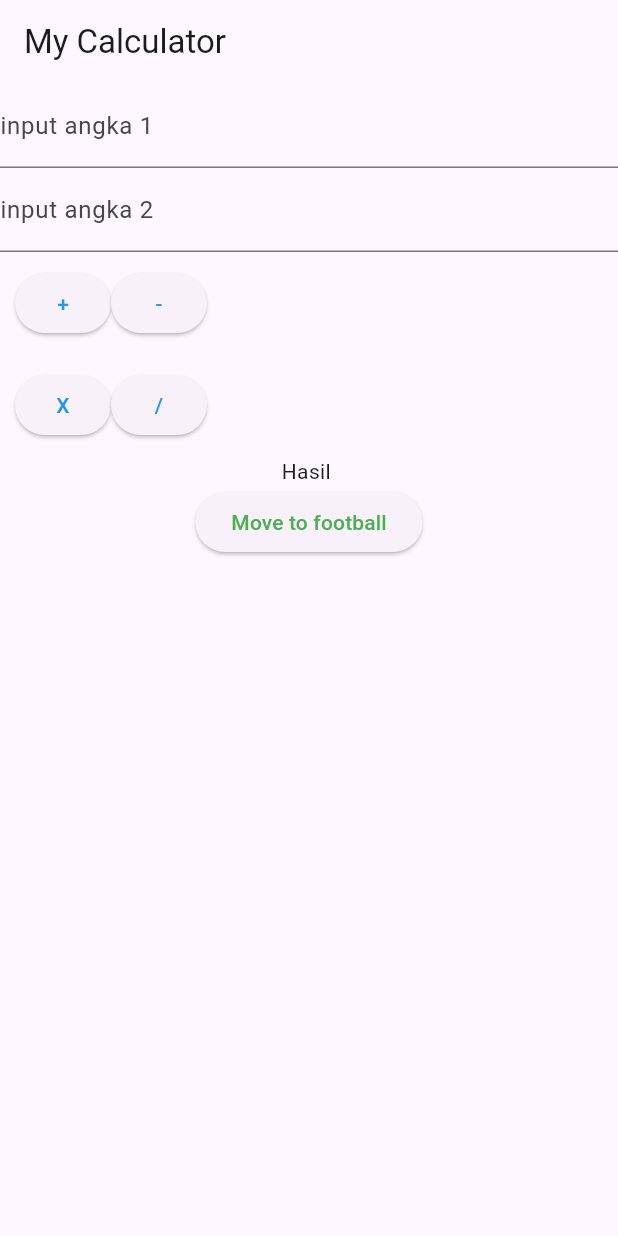
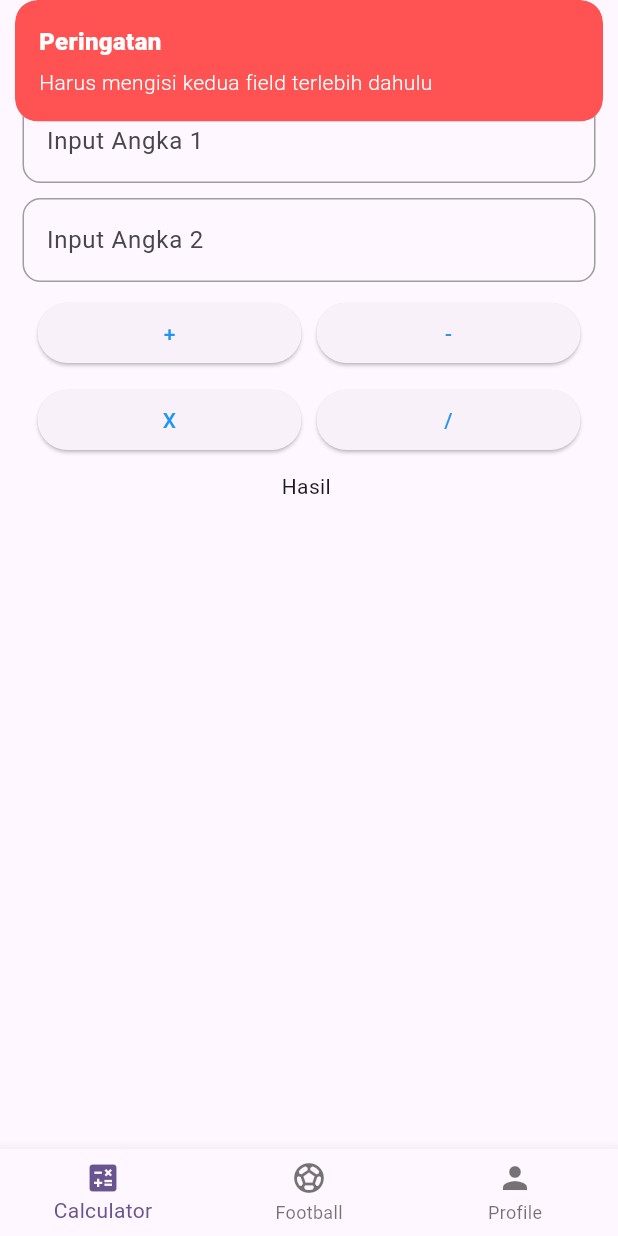
Before and after one commit to ZacksAryasatya/FlutterCalculator, a Flutter app: the screen it shows after launch, after a tap on an icon or button, on a phone screen of 412 x 824 dp. Run offline on Flutter 3.47's test engine with Material 3 defaults, Android fonts, the phone set to English and light mode, and no system bars; our stand-ins replace get.

Commit message:
nav bar commit

```diff
--- /dev/null
+++ b/lib/ReusableComponent/widget_tf_kalku.dart
@@ -0,0 +1,36 @@
+import 'package:flutter/material.dart';
+import 'package:flutter/services.dart';
+
+class TextFieldKalku extends StatelessWidget {
+  final TextEditingController textEditingController;
+  final String labelText;
+
+  const TextFieldKalku({
+    super.key,
+    required this.textEditingController,
+    required this.labelText,
+  });
+
+  @override
+  Widget build(BuildContext context) {
+    return TextField(
+      controller: textEditingController,
+      keyboardType: TextInputType.number,
+      inputFormatters: [FilteringTextInputFormatter.digitsOnly],
+      decoration: InputDecoration(
+        labelText: labelText,
+        border: OutlineInputBorder(
+          borderRadius: BorderRadius.circular(12),
+        ),
+        enabledBorder: OutlineInputBorder(
+          borderRadius: BorderRadius.circular(12),
+          borderSide: BorderSide(color: Colors.grey),
+        ),
+        focusedBorder: OutlineInputBorder(
+          borderRadius: BorderRadius.circular(12),
+          borderSide: BorderSide(color: Colors.blue, width: 2),
+        ),
+      ),
+    );
+  }
+}
--- a/lib/Routes/pages.dart
+++ b/lib/Routes/pages.dart
@@ -3,6 +3,8 @@ import 'package:flutter_application_1/Routes/routes.dart';
 import 'package:flutter_application_1/pages/calculator_page.dart';
 import 'package:flutter_application_1/pages/football_edit_page.dart';
 import 'package:flutter_application_1/pages/football_page.dart';
+import 'package:flutter_application_1/pages/main_page.dart';
+import 'package:flutter_application_1/pages/profile_page.dart';
 import 'package:get/route_manager.dart';
 import 'package:get/get.dart';
 
@@ -10,8 +12,12 @@ class AppPages{
   //list / array yang isinya kumpulan page/ui kita
 
   static final pages = [
+    GetPage(name: AppRoutes.main, page: () => MainPage()),
+
     GetPage(name: AppRoutes.calculator, page: () => CalculatorPage()),
     GetPage(name: AppRoutes.footballplayers, page: () => FootballPage()),
+    GetPage(name: AppRoutes.profile, page: () => ProfilePage()),
+
     GetPage(name: AppRoutes.footballeditplayers, page: () => FootballEditPage()),
   ];
 
--- a/lib/Routes/routes.dart
+++ b/lib/Routes/routes.dart
@@ -2,5 +2,7 @@ class AppRoutes{
   static const String calculator = "/calculator";
   static const String footballplayers = "/footballplayers";
   static const String footballeditplayers = "/footballeditplayers";
+  static const String profile = "/profilepage";
+  static const String main = "/mainpage";
 
 }
--- a/lib/controllers/football_edit_controller.dart
+++ b/lib/controllers/football_edit_controller.dart
@@ -13,9 +13,9 @@ class FootballEditController extends GetxController{
   @override
   void onInit() {
     super.onInit();
-    final args = Get.arguments;
-    playerIndex = args["index"];
-    final player = args["player"] as Player;
+    final receivedArguments = Get.arguments;
+    playerIndex = receivedArguments["index"];
+    final player = receivedArguments["player"] as Player;
 
     nameController.text = player.name;
     positionController.text = player.position;
--- /dev/null
+++ b/lib/controllers/nav_controller.dart
@@ -0,0 +1,9 @@
+import 'package:get/get.dart';
+
+class NavController extends GetxController{
+  var selectedIndex = 0.obs;
+
+  void changeTabIndex(int index){
+    selectedIndex.value = index;
+  }
+}
--- a/lib/main.dart
+++ b/lib/main.dart
@@ -20,7 +20,7 @@ class MyApp extends StatelessWidget {
       theme: ThemeData(
         colorScheme: ColorScheme.fromSeed(seedColor: Colors.deepPurple),
       ),
-      initialRoute: AppRoutes.calculator,
+      initialRoute: AppRoutes.main,
       getPages: AppPages.pages,
     );
   }
--- a/lib/pages/calculator_page.dart
+++ b/lib/pages/calculator_page.dart
@@ -1,11 +1,9 @@
 import 'package:flutter/material.dart';
-import 'package:flutter_application_1/ReusableComponent/widget_textfield2.dart';
-import 'package:flutter_application_1/Routes/routes.dart';
+import 'package:flutter_application_1/ReusableComponent/widget_tf_kalku.dart';
 import 'package:flutter_application_1/controllers/calculator_controller.dart';
 import 'package:get/get.dart';
 import 'package:get/get_core/src/get_main.dart';
 import 'package:get/get_instance/src/extension_instance.dart';
-import 'package:flutter_application_1/ReusableComponent/widget_textfield.dart';
 import 'package:flutter_application_1/ReusableComponent/widget_button.dart';
 
 class CalculatorPage extends StatelessWidget {
@@ -18,82 +16,136 @@ class CalculatorPage extends StatelessWidget {
   @override
   Widget build(BuildContext context) {
     return Scaffold(
-      appBar: AppBar(title: Text("My Calculator")),
+      appBar: AppBar(title: Text("Calculator")),
       body: Container(
+        margin: const EdgeInsets.symmetric(horizontal: 15),
         child: Column(
           crossAxisAlignment: CrossAxisAlignment.center,
           children: [
-            MyTextField(
+            SizedBox(height: 10),
+            TextFieldKalku(
               textEditingController: calculatorController.txtAngka1,
-              labelText: "input angka 1",
-              inputDecoration: InputDecoration(
               labelText: "Input Angka 1",
-                border: OutlineInputBorder(),
-              ),
             ),
 
-            MyTextField(
+            SizedBox(height: 10),
+            TextFieldKalku(
               textEditingController: calculatorController.txtAngka2,
-              labelText: "input angka 2",
-              inputDecoration: InputDecoration(
               labelText: "Input Angka 2",
-                border: OutlineInputBorder(),
-              ),
             ),
 
             Container(
               margin: EdgeInsets.all(10),
-              child: Row(
+              child: Column(
                 children: [
-                  CustomButton(
+                  Row(
+                    mainAxisAlignment: MainAxisAlignment.center,
+                    children: [
+                      Expanded(
+                        child: CustomButton(
                           text: "+",
                           textColor: Colors.blue,
                           onPressed: () {
+                            if (calculatorController.txtAngka1.text.isEmpty ||
+                                calculatorController.txtAngka2.text.isEmpty) {
+                              Get.snackbar(
+                                "Peringatan",
+                                "Harus mengisi kedua field terlebih dahulu",
+                                snackPosition: SnackPosition.TOP,
+                                backgroundColor: Colors.redAccent,
+                                colorText: Colors.white,
+                              );
+                            } else {
                               calculatorController.tambah();
+                            }
                           },
                         ),
-                  CustomButton(
+                      ),
+                      SizedBox(width: 10),
+                      Expanded(
+                        child: CustomButton(
                           text: "-",
                           textColor: Colors.blue,
                           onPressed: () {
+                            if (calculatorController.txtAngka1.text.isEmpty ||
+                                calculatorController.txtAngka2.text.isEmpty) {
+                              Get.snackbar(
+                                "Peringatan",
+                                "Harus mengisi kedua field terlebih dahulu",
+                                snackPosition: SnackPosition.TOP,
+                                backgroundColor: Colors.redAccent,
+                                colorText: Colors.white,
+                              );
+                            } else {
                               calculatorController.kurang();
+                            }
                           },
+                        ),
+                      ),
+                    ],
+                  ),
+                  SizedBox(height: 10),
+                  Row(
+                    mainAxisAlignment: MainAxisAlignment.center,
+                    children: [
+                      Expanded(
+                        child: CustomButton(
+                          text: "X",
+                          textColor: Colors.blue,
+                          onPressed: () {
+                            if (calculatorController.txtAngka1.text.isEmpty ||
+                                calculatorController.txtAngka2.text.isEmpty) {
+                              Get.snackbar(
+                                "Peringatan",
+                                "Harus isi kedua inputannya dulu!",
+                                snackPosition: SnackPosition.TOP,
+                                backgroundColor: Colors.redAccent,
+                                colorText: Colors.white,
+                              );
+                            } else {
+                              calculatorController.kali();
+                            }
+                          },
+                        ),
+                      ),
+                      SizedBox(width: 10),
+                      Expanded(
+                        child: CustomButton(
+                          text: "/",
+                          textColor: Colors.blue,
+                          onPressed: () {
+                            if (calculatorController.txtAngka1.text.isEmpty ||
+                                calculatorController.txtAngka2.text.isEmpty) {
+                              Get.snackbar(
+                                "Peringatan",
+                                "Harus mengisi kedua field terlebih dahulu",
+                                snackPosition: SnackPosition.TOP,
+                                backgroundColor: Colors.redAccent,
+                                colorText: Colors.white,
+                              );
+                            } else {
+                              calculatorController.bagi();
+                            }
+                          },
+                        ),
+                      ),
+                    ],
                   ),
                 ],
               ),
             ),
-            Container(
-              margin: EdgeInsets.all(10),
-              child: Row(
-                children: [
-                  CustomButton(
-                    text: "X",
-                    textColor: Colors.blue,
-                    onPressed: () {
-                      calculatorController.kali();
-                    },
-                  ),
-                  CustomButton(
-                    text: "/",
-                    textColor: Colors.blue,
-                    onPressed: () {
-                      calculatorController.bagi();
-                    },
-                  ),
-                ],
-              ),
-            ),
+
             Obx(() => Text("Hasil " + calculatorController.hasil.value)),
-            CustomButton(
-              text: "Move to football",
-              textColor: Colors.green,
-              onPressed: () {
-                // calculatorController.txtAngka1.clear();
-                // calculatorController.txtAngka2.clear();
-                // calculatorController.hasil.value = "";
-                Get.toNamed(AppRoutes.footballplayers);
-              },
-            ),
+            // CustomButton(
+            //   text: "Move to football",
+            //   textColor: Colors.green,
+            //   onPressed: () {
+            //     // calculatorController.txtAngka1.clear();
+            //     // calculatorController.txtAngka2.clear();
+            //     // calculatorController.hasil.value = "";
+            //     Get.toNamed(AppRoutes.footballplayers);
+            //   },
+            // ),
           ],
         ),
       ),
--- /dev/null
+++ b/lib/pages/main_page.dart
@@ -0,0 +1,45 @@
+import 'package:flutter/material.dart';
+import 'package:flutter_application_1/controllers/nav_controller.dart';
+import 'package:flutter_application_1/pages/calculator_page.dart';
+import 'package:flutter_application_1/pages/football_page.dart';
+import 'package:flutter_application_1/pages/profile_page.dart';
+import 'package:get/get.dart';
+
+class MainPage extends StatelessWidget {
+  MainPage({super.key});
+  final NavController navController = Get.put(NavController());
+
+  final List<Widget> pages = [
+    CalculatorPage(),
+    FootballPage(),
+    ProfilePage()
+  ];
+
+  @override
+  Widget build(BuildContext context) {
+    return Obx(() => Scaffold(
+      body: IndexedStack(
+        index: navController.selectedIndex.value,
+        children: pages,
+      ),
+      bottomNavigationBar: BottomNavigationBar(
+        currentIndex: navController.selectedIndex.value,
+        onTap: navController.changeTabIndex,
+        items: const[
+          BottomNavigationBarItem(
+            icon: Icon(Icons.calculate),
+            label: "Calculator"
+            ),
+          BottomNavigationBarItem(
+            icon: Icon(Icons.sports_soccer),
+            label: "Football"
+            ),
+          BottomNavigationBarItem(
+            icon: Icon(Icons.person),
+            label: "Profile"
+            ),
+        ]
+        ),
+    ));
+  }
+}
--- /dev/null
+++ b/lib/pages/profile_page.dart
@@ -0,0 +1,32 @@
+import 'package:flutter/material.dart';
+
+class ProfilePage extends StatelessWidget {
+  const ProfilePage({super.key});
+
+  @override
+  Widget build(BuildContext context) {
+    return Scaffold(
+      appBar: AppBar(
+        title: Text("Profile Page"),
+      ),
+      body: Center(
+        child: Column(
+          mainAxisAlignment: MainAxisAlignment.center,
+          children: [
+            CircleAvatar(
+              radius: 35,
+              backgroundImage: AssetImage("assets/ronaldo.jpg"),
+            ),
+            SizedBox(height: 30),
+            Text(
+              "User Profile",
+              style: TextStyle(fontSize: 20, fontWeight: FontWeight.bold),
+            ),
+            Text("Nama : Jamal"),
+            Text("Email : jamal@gmail.com"),
+          ],
+        ),
+      ),
+    );
+  }
+}
```
Lines whose indentation alone changed are shown as unchanged.
